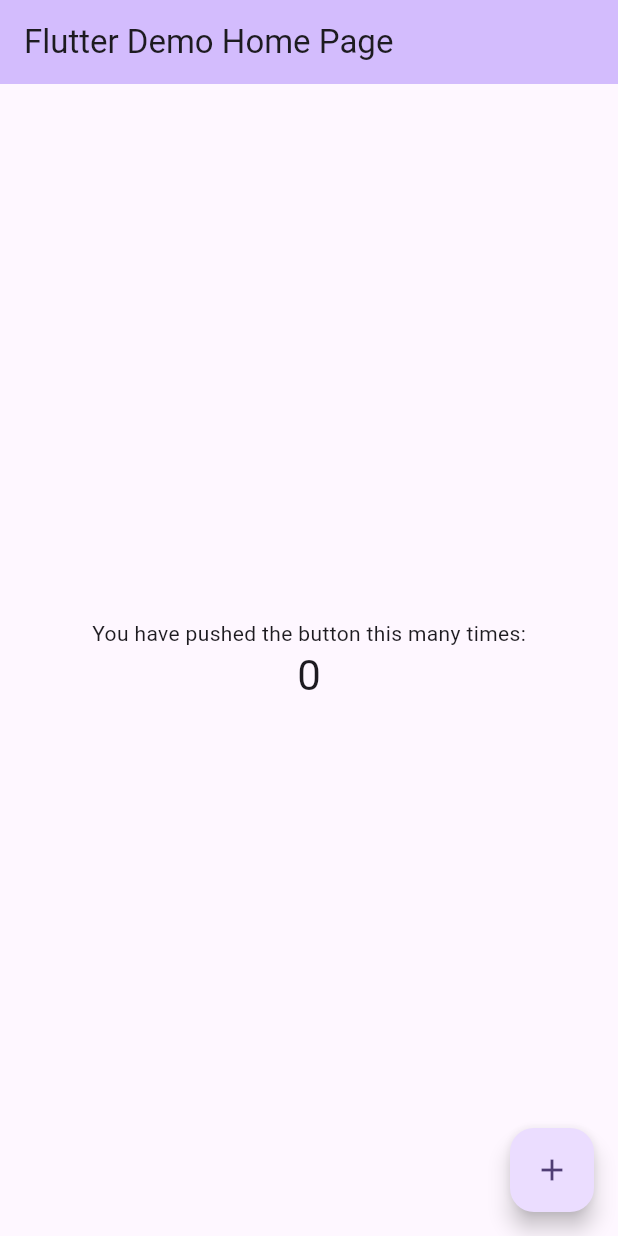
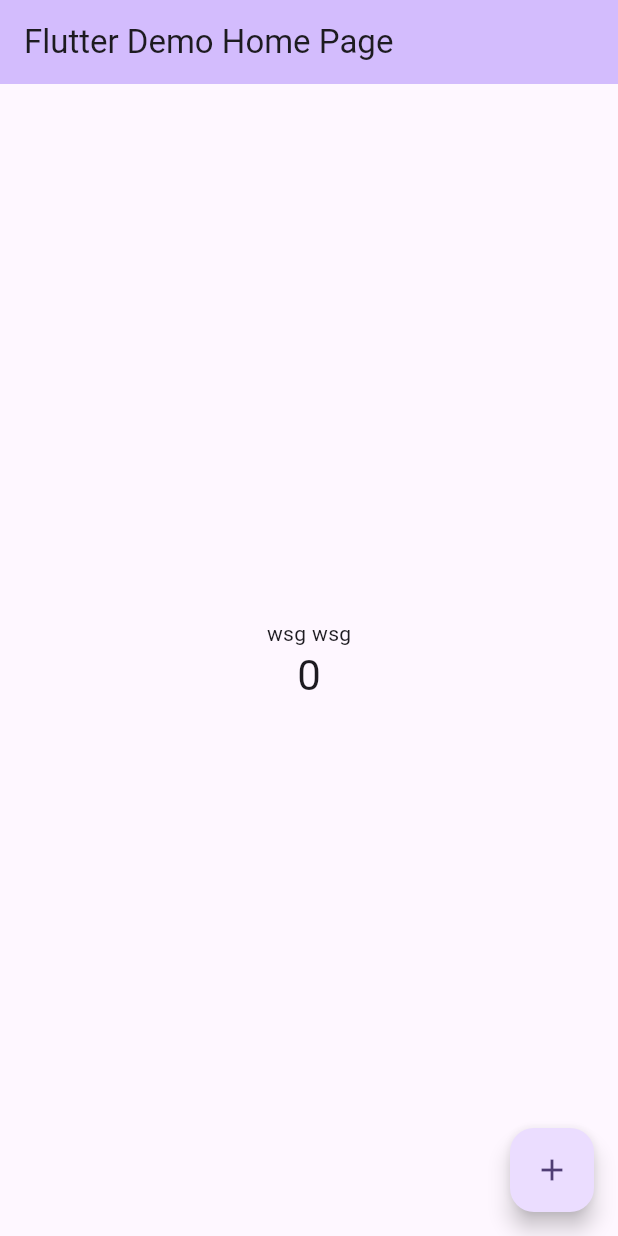
Before and after one commit to HS-Live/HS-Live, a Flutter app: the screen it shows after launch, on a phone screen of 412 x 824 dp. Run offline on Flutter 3.47's test engine with Material 2 defaults, Android fonts, the phone set to English and light mode, and no system bars.

Commit message:
changed text

```diff
--- a/lib/main.dart
+++ b/lib/main.dart
@@ -106,7 +106,7 @@ class _MyHomePageState extends State<MyHomePage> {
           mainAxisAlignment: MainAxisAlignment.center,
           children: <Widget>[
             const Text(
-              'You have pushed the button this many times:',
+              'wsg wsg',
             ),
             Text(
               '$_counter',
```
